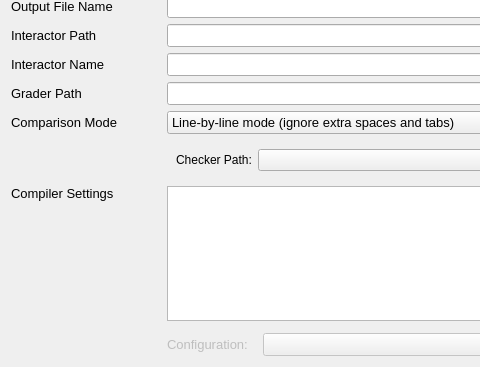
This is src/forms/taskeditwidget.ui in Seather-XS/LemonLime-ng as Qt 5 draws it before an edit; both pictures show x 0 to 480 and y 470 to 837 of the 664 by 837 pixel window. The edited form follows.
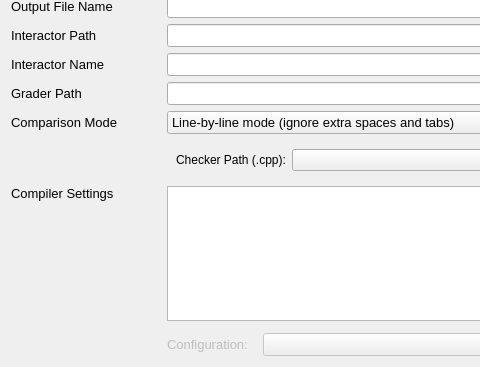
This is the edited form. The open tabs and pages were chosen to show the change. Icons and pictures are not drawn. Custom widgets are drawn as their Qt base class.

Commit message: modified:   src/addtaskdialog.cpp 	modified:   src/core/specialjudge.cpp 	modified:   src/forms/addtaskdialog.ui 	modified:   src/forms/taskeditwidget.ui 	modified:   src/taskeditwidget.cpp 	modified:   translations/en_US.ts 	modified:   translations/zh_CN.ts 	modified:   translations/zh_TW.ts

Diff of the .ui file:
```diff
--- a/src/forms/taskeditwidget.ui
+++ b/src/forms/taskeditwidget.ui
@@ -304,7 +304,7 @@
           </sizepolicy>
          </property>
          <property name="text">
-          <string>Checker Path:</string>
+          <string>Checker Path (.cpp):</string>
          </property>
         </widget>
        </item>
```
The commit also changes 7 other files.
